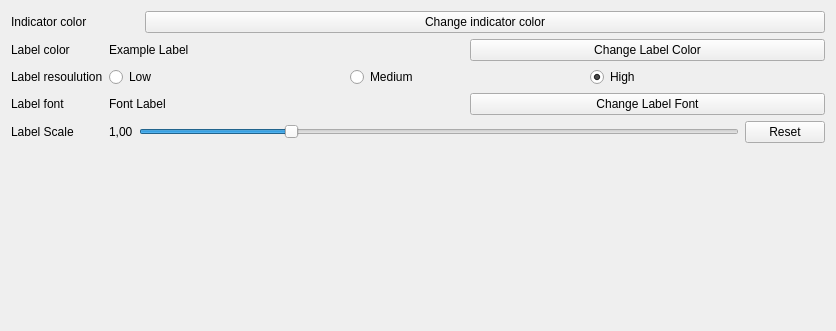
The window that Widgets/chartaxisgeneralsettings.ui (Mattia-Sacchi/A3D) describes before a commit, drawn with Qt 5.
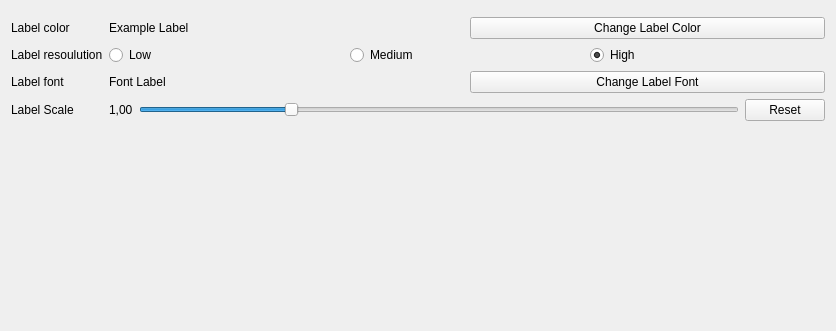
The same window after the commit. Custom widgets are drawn as their Qt base class.

Commit message: Invert sistemato, aggiunto color Picker form e aggiunti i colori generali nelle settings, aggiunte le render variants

Patch:
```diff
--- a/Widgets/chartaxisgeneralsettings.ui
+++ b/Widgets/chartaxisgeneralsettings.ui
@@ -14,52 +14,6 @@
    <string>Form</string>
   </property>
   <layout class="QFormLayout" name="formLayout">
-   <item row="0" column="0">
-    <widget class="QLabel" name="indicatorColorLabel">
-     <property name="sizePolicy">
-      <sizepolicy hsizetype="Preferred" vsizetype="Preferred">
-       <horstretch>0</horstretch>
-       <verstretch>0</verstretch>
-      </sizepolicy>
-     </property>
-     <property name="text">
-      <string>Indicator color</string>
-     </property>
-    </widget>
-   </item>
-   <item row="0" column="1">
-    <layout class="QHBoxLayout" name="horizontalLayout_2">
-     <item>
-      <widget class="QWidget" name="indicatorColorWidget" native="true">
-       <property name="sizePolicy">
-        <sizepolicy hsizetype="Fixed" vsizetype="Fixed">
-         <horstretch>0</horstretch>
-         <verstretch>0</verstretch>
-        </sizepolicy>
-       </property>
-       <property name="minimumSize">
-        <size>
-         <width>30</width>
-         <height>20</height>
-        </size>
-       </property>
-      </widget>
-     </item>
-     <item>
-      <widget class="QPushButton" name="changeIndicatorColorButton">
-       <property name="sizePolicy">
-        <sizepolicy hsizetype="Expanding" vsizetype="Fixed">
-         <horstretch>0</horstretch>
-         <verstretch>0</verstretch>
-        </sizepolicy>
-       </property>
-       <property name="text">
-        <string>Change indicator color</string>
-       </property>
-      </widget>
-     </item>
-    </layout>
-   </item>
    <item row="1" column="0">
     <widget class="QLabel" name="labelColorLabel">
      <property name="text">
@@ -198,8 +152,19 @@
      </item>
     </layout>
    </item>
+   <item row="0" column="0" colspan="2">
+    <widget class="ColorPickerForm" name="indicatorColorPicker" native="true"/>
+   </item>
   </layout>
  </widget>
+ <customwidgets>
+  <customwidget>
+   <class>ColorPickerForm</class>
+   <extends>QWidget</extends>
+   <header>colorpickerform.h</header>
+   <container>1</container>
+  </customwidget>
+ </customwidgets>
  <resources/>
  <connections/>
 </ui>
```
The commit also changes 25 other files.
